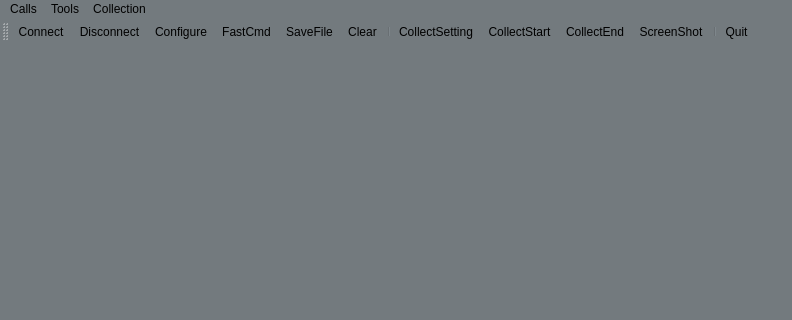
Qt form terminal/mainwindow.ui (shanlizi/QT_GF_Software) before a commit; both pictures show x 0 to 792 and y 0 to 320 of the 792 by 518 pixel window.
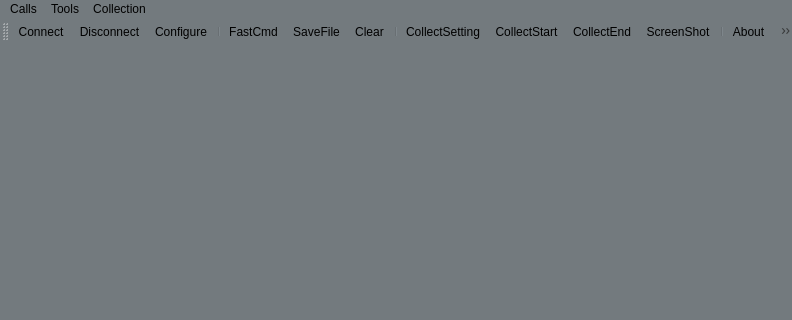
The same form after that commit. Icons and pictures are not drawn.

Commit message: 根据反馈的《功能说明》，进行修改 1.加了‘about’图标 2.对保存路径添加了‘Data Saved’ 3.曲线显示修改为显示ADC，并添加ADC的计算方式（NormData()函数） 4.曲线显示，增加了y轴显示范围为负数时的阈值范围 5.添加读取配置文件Calibration.ini以获取kx,bx（ReadIni_kxbx()函数）

```diff
--- a/terminal/mainwindow.ui
+++ b/terminal/mainwindow.ui
@@ -71,6 +71,7 @@
    <addaction name="actionConnect"/>
    <addaction name="actionDisconnect"/>
    <addaction name="actionConfigure"/>
+   <addaction name="separator"/>
    <addaction name="actionFastCmd"/>
    <addaction name="actionSaveFile"/>
    <addaction name="actionClear"/>
@@ -80,6 +81,7 @@
    <addaction name="actionCollectEnd"/>
    <addaction name="actionScreenShot"/>
    <addaction name="separator"/>
+   <addaction name="actionAbout"/>
    <addaction name="actionQuit"/>
   </widget>
   <widget class="QStatusBar" name="statusBar"/>
```
Left out of the diff: 12 changed lines with no effect on the pictures. The commit also changes 9 other files.
